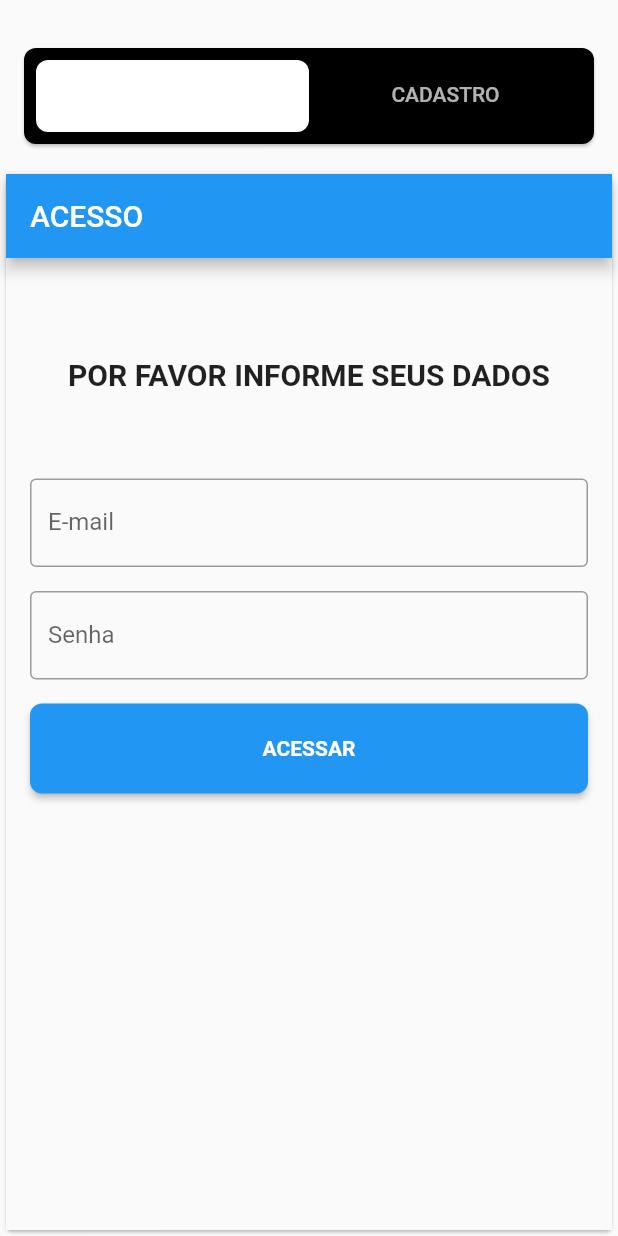
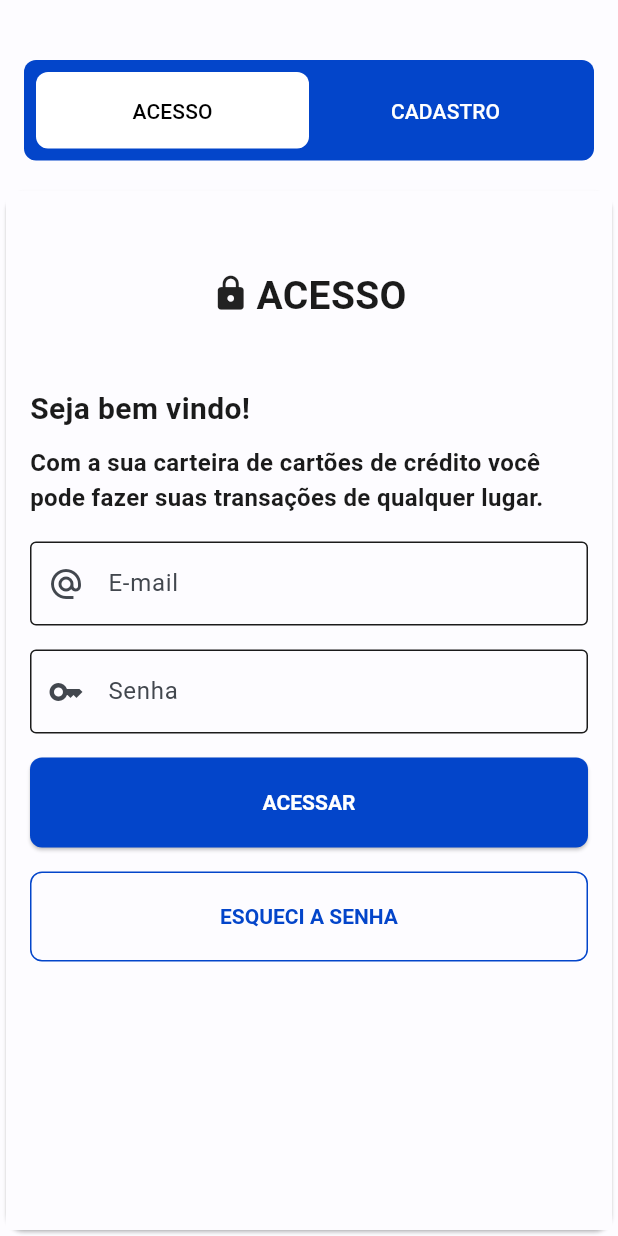
Before and after one commit to mborges18/flutter_bytebank, a Flutter app: the screen it shows after launch, on a phone screen of 412 x 824 dp. Run offline on Flutter 3.47's test engine with Material 3 defaults, Android fonts, the phone set to English and light mode, and no system bars; our stand-ins replace device_preview.

Commit message:
Sign Screen, Themes and configs

```diff
--- a/lib/application.dart
+++ b/lib/application.dart
@@ -1,6 +1,7 @@
 import 'package:flutter/material.dart';
+import 'package:flutter_bitybank/util/theme/theme_constants.dart';
 
-import 'auth/authenticator_screen.dart';
+import 'authenticator/authenticator_screen.dart';
 import 'package:device_preview/device_preview.dart';
 
 class Application extends StatelessWidget {
@@ -12,11 +13,9 @@ class Application extends StatelessWidget {
         debugShowCheckedModeBanner: false,
         locale: DevicePreview.locale(context),
         builder: DevicePreview.appBuilder,
-        theme: ThemeData(
-            useMaterial3: false,
-            colorScheme: ColorScheme.fromSwatch(primarySwatch: Colors.blue),
-            primaryColor: const Color(0xFF023B8F)),
-        darkTheme: ThemeData.dark(),
+        themeMode: ThemeMode.system,
+        theme: lightTheme,
+        darkTheme: darkTheme,
         home: const AuthenticatorScreen());
   }
 }
--- a/lib/auth/authenticator_screen.dart
+++ /dev/null
@@ -1,82 +0,0 @@
-import 'dart:core';
-import 'package:flutter/material.dart';
-import 'package:flutter_bitybank/auth/signin_screen.dart';
-import 'package:flutter_bitybank/auth/signup_screen.dart';
-
-class AuthenticatorScreen extends StatelessWidget {
-  const AuthenticatorScreen({super.key});
-
-  @override
-  Widget build(BuildContext context) {
-    return const DefaultTabController(
-        initialIndex: 0,
-        length: 2,
-        child: Scaffold(
-            body: NestedTabBar("ACESSO")
-        ));
-    // const SignInScreen(title: "Login");
-  }
-}
-
-class NestedTabBar extends StatefulWidget {
-  const NestedTabBar(this.titleTabs, {super.key});
-
-  final String titleTabs;
-
-  @override
-  State<NestedTabBar> createState() => _NestedTabBarState();
-}
-
-class _NestedTabBarState extends State<NestedTabBar> with TickerProviderStateMixin {
-  late final TabController _tabController;
-
-  @override
-  void initState() {
-    _tabController = TabController(length: 2, vsync: this);
-    super.initState();
-  }
-
-  @override
-  void dispose() {
-    _tabController.dispose();
-    super.dispose();
-  }
-
-  @override
-  Widget build(BuildContext context) {
-    return Column(
-      children: <Widget>[
-        Card(
-          color: Colors.black,
-            shape: const RoundedRectangleBorder(
-              borderRadius: BorderRadius.all(
-                Radius.circular(8.0),
-              ),
-            ),
-        margin: const EdgeInsets.only(left: 16.0, top: 32.0, right: 16.0, bottom: 16.0),
-        child: TabBar.secondary(
-          indicator: BoxDecoration(
-            borderRadius: BorderRadius.circular(8),
-            color: Colors.white
-          ),
-            controller: _tabController,
-            padding: const EdgeInsets.all(8.0),
-            tabs: const [
-              Tab(text: 'ACESSO'),
-              Tab(text: 'CADASTRO')]
-        )),
-        Expanded(child: TabBarView(
-          controller: _tabController,
-          children: const [
-             Card(
-              child: SignInScreen(title: "ACESSO"),
-            ),
-            Card(
-              child: SignUpScreen(title: "CADASTRO"),
-            ),
-          ],
-        ))
-      ],
-    );
-  }
-}
--- /dev/null
+++ b/lib/authenticator/authenticator_screen.dart
@@ -0,0 +1,92 @@
+import 'dart:core';
+import 'package:flutter/cupertino.dart';
+import 'package:flutter/material.dart';
+import 'package:flutter_bitybank/authenticator/signin_screen.dart';
+import 'package:flutter_bitybank/authenticator/signup_screen.dart';
+import '../util/string/strings.dart';
+
+class AuthenticatorScreen extends StatelessWidget {
+  const AuthenticatorScreen({super.key});
+
+  @override
+  Widget build(BuildContext context) {
+    return const DefaultTabController(
+        initialIndex: 0,
+        length: 2,
+        child: Scaffold(body: NestedTabBar(titleAccess)));
+  }
+}
+
+class NestedTabBar extends StatefulWidget {
+  const NestedTabBar(this.titleTabs, {super.key});
+
+  final String titleTabs;
+
+  @override
+  State<NestedTabBar> createState() => _NestedTabBarState();
+}
+
+class _NestedTabBarState extends State<NestedTabBar>
+    with TickerProviderStateMixin {
+  late final TabController _tabController;
+
+  @override
+  void initState() {
+    _tabController = TabController(length: 2, vsync: this);
+    super.initState();
+  }
+
+  @override
+  void dispose() {
+    _tabController.dispose();
+    super.dispose();
+  }
+
+  @override
+  Widget build(BuildContext context) {
+    return Column(
+      children: <Widget>[
+        Card(
+          elevation: 0,
+          color: Theme.of(context).colorScheme.primary,
+          shape: const RoundedRectangleBorder(
+            borderRadius: BorderRadius.all(
+              Radius.circular(8.0),
+            ),
+          ),
+          margin: const EdgeInsets.only(
+              left: 16.0, top: 40.0, right: 16.0, bottom: 16.0),
+          child: TabBar.secondary(
+            indicator: BoxDecoration(
+                borderRadius: BorderRadius.circular(8), color: Colors.white),
+            controller: _tabController,
+            padding: const EdgeInsets.all(8.0),
+            tabs: [
+              Padding(
+                  padding: const EdgeInsets.only(top: 3),
+                  child: Tab(text: titleAccess.toUpperCase())),
+              Padding(
+                  padding: const EdgeInsets.only(top: 3),
+                  child: Tab(text: titleRegister.toUpperCase()))
+            ],
+            dividerColor: Theme.of(context).colorScheme.primary,
+            unselectedLabelColor: Theme.of(context).colorScheme.onPrimary,
+            labelColor: Colors.black,
+          ),
+        ),
+        Expanded(
+            child: TabBarView(
+          controller: _tabController,
+          children: const [
+            Card(
+              child: SignInScreen(title: titleAccess),
+            ),
+            Card(
+              child: SignUpScreen(title: titleRegister),
+            ),
+          ],
+        ))
+      ],
+    );
+  }
+}
--- a/lib/auth/signin_screen.dart
+++ b/lib/authenticator/signin_screen.dart
@@ -1,10 +1,12 @@
 import 'dart:core';
+import 'package:flutter/cupertino.dart';
 import 'package:flutter/material.dart';
+import 'package:flutter_bitybank/components/buttons/button_outline.dart';
 import 'package:flutter_bitybank/home/home_screen.dart';
 import 'package:flutter_bitybank/util/validator/validator.dart';
-import '../components/buttons/button.dart';
-import '../components/inputs/input_text.dart';
+import '../components/buttons/button_filled.dart';
 import '../components/inputs/input_text_form.dart';
+import '../util/string/strings.dart';
 import '../util/util.dart';
 
 class SignInScreen extends StatefulWidget {
@@ -40,7 +42,6 @@ class _SignInScreenState extends State<SignInScreen> {
 
     final FormState? form = _formKey.currentState;
     if (form!.validate()) {
-
       if (_email!.isNotEmpty && _password!.isNotEmpty) {
         if (_email == _emailDb && _password == _passwordDb) {
           Navigator.push(
@@ -54,6 +55,10 @@ class _SignInScreenState extends State<SignInScreen> {
     } else {
       print('Form is invalid');
     }
+  }
+
+  void _forgotPassword() {
+    print('Forgot password');
   }
 
   String? handleErrorEmail() {
@@ -95,45 +100,66 @@ class _SignInScreenState extends State<SignInScreen> {
   @override
   Widget build(BuildContext context) {
     return Scaffold(
-      appBar: AppBar(
-        title: Text(widget.title),
-      ),
       body: SingleChildScrollView(
         child: Padding(
           padding: const EdgeInsets.all(16.0),
           child: Column(
+            crossAxisAlignment: CrossAxisAlignment.start,
+            children: <Widget>[
+              Padding(
+                  padding: const EdgeInsets.only(
+                      left: 0.0, top: 32.0, right: 0.0, bottom: 10.0),
+                  child: Row(
                       mainAxisAlignment: MainAxisAlignment.center,
-            children: <Widget>[
+                      children: [
+                        const Icon(Icons.lock, size: 26),
+                   Padding(
+                      padding: const EdgeInsets.only(top: 4.0, left: 4.0),
+                      child:Text(widget.title.toUpperCase(),
+                            style: const TextStyle(
+                                fontWeight: FontWeight.bold, fontSize: 26.0)))
+                      ])),
               const Padding(
-                padding: EdgeInsets.symmetric(vertical: 50.0, horizontal: 0.0),
+                padding: EdgeInsets.only(
+                    left: 0.0, top: 32.0, right: 0.0, bottom: 10.0),
+                child: Text(titleWellCome,
+                    style:
+                        TextStyle(fontWeight: FontWeight.bold, fontSize: 20.0)),
+              ),
+              const Padding(
+                  padding: EdgeInsets.only(
+                      left: 0.0, top: 0.0, right: 0.0, bottom: 10.0),
                   child: Text(
-                  "POR FAVOR INFORME SEUS DADOS",
-                  style: TextStyle(fontWeight: FontWeight.bold, fontSize: 20.0),
-                ),
-              ),
+                    descriptionWellCome,
+                    style:
+                        TextStyle(fontWeight: FontWeight.bold, fontSize: 16.0),
+                  )),
               Form(
                 key: _formKey,
                 child: Column(
-                  // mainAxisAlignment: MainAxisAlignment.center,
-                  crossAxisAlignment: CrossAxisAlignment.center,
                   children: <Widget>[
-                    InputTextForm('ex@@ex.com', 'E-mail', emailController,
+                    InputTextForm(placeHolderEmail, hintEmail, emailController,
+                        icon: const Icon(Icons.alternate_email),
                         validator: () {
                       return handleErrorEmail();
                     }, onTextChange: () {
                       _visibilityStateMsg(false);
                       _email = null;
                     }),
-                    InputTextForm('******', 'Senha', passwordController,
+                    InputTextForm(
+                        placeHolderPassword, hintPassword, passwordController,
+                        icon: const Icon(Icons.key),
                         validator: () {
                       return handleErrorPass();
                     }, onTextChange: () {
                       _visibilityStateMsg(false);
                       _password = null;
                     }),
-
-                    ButtonText('ACESSAR', functionClick: () {
+                    ButtonFilled(actionAccess.toUpperCase(), functionClick: () {
                       _login();
+                    }),
+                    ButtonOutline(actionForgotPassword.toUpperCase(), functionClick: () {
+                      _forgotPassword();
                     }),
                   ],
                 ),
--- a/lib/auth/signup_screen.dart
+++ b/lib/authenticator/signup_screen.dart
@@ -2,9 +2,10 @@ import 'dart:core';
 import 'package:flutter/material.dart';
 import 'package:flutter_bitybank/home/home_screen.dart';
 import 'package:flutter_bitybank/util/validator/validator.dart';
-import '../components/buttons/button.dart';
+import '../components/buttons/button_filled.dart';
 import '../components/inputs/input_text.dart';
 import '../components/inputs/input_text_form.dart';
+import '../util/string/strings.dart';
 import '../util/util.dart';
 
 class SignUpScreen extends StatefulWidget {
@@ -96,7 +97,10 @@ class _SignUpScreenState extends State<SignUpScreen> {
   Widget build(BuildContext context) {
     return Scaffold(
       appBar: AppBar(
-        title: Text(widget.title),
+        title: Text(
+            widget.title.toUpperCase(),
+            style: const TextStyle(fontWeight: FontWeight.bold, fontSize: 20.0,)
+        ),
       ),
       body: SingleChildScrollView(
         child: Padding(
@@ -132,7 +136,7 @@ class _SignUpScreenState extends State<SignUpScreen> {
                           _password = null;
                         }),
 
-                    ButtonText('ACESSAR', functionClick: () {
+                    ButtonFilled(actionAccess, functionClick: () {
                       _login();
                     }),
                   ],
--- a/lib/components/buttons/button.dart
+++ b/lib/components/buttons/button_filled.dart
@@ -1,11 +1,11 @@
 import 'package:flutter/material.dart';
 
-class ButtonText extends StatelessWidget{
+class ButtonFilled extends StatelessWidget{
 
   final String textButton;
   final Function() functionClick;
 
-  ButtonText(this.textButton, {required this.functionClick});
+  const ButtonFilled(this.textButton, {super.key, required this.functionClick});
 
   @override
   Widget build(BuildContext context) {
@@ -16,8 +16,12 @@ class ButtonText extends StatelessWidget{
         onPressed: () { functionClick(); },
         style: ElevatedButton.styleFrom(
             shape: RoundedRectangleBorder(
-              borderRadius: BorderRadius.circular(8), // <-- Radius
+              borderRadius: BorderRadius.circular(8),
             ),
+            backgroundColor: Theme.of(context).colorScheme.primary,
+            foregroundColor: Theme.of(context).colorScheme.onPrimary,
+            disabledBackgroundColor: Theme.of(context).colorScheme.surfaceVariant,
+            disabledForegroundColor: Theme.of(context).colorScheme.onSurfaceVariant,
             minimumSize: const Size.fromHeight(60),
             textStyle: const TextStyle(fontWeight: FontWeight.bold)),
         child: Text(textButton),
--- /dev/null
+++ b/lib/components/buttons/button_outline.dart
@@ -0,0 +1,31 @@
+import 'package:flutter/material.dart';
+
+class ButtonOutline extends StatelessWidget{
+
+  final String textButton;
+  final Function() functionClick;
+
+  const ButtonOutline(this.textButton, {super.key, required this.functionClick});
+
+  @override
+  Widget build(BuildContext context) {
+    return Padding(
+      padding:
+      const EdgeInsets.symmetric(vertical: 8.0, horizontal: 0.0),
+      child: OutlinedButton(
+        onPressed: () { functionClick(); },
+        style: OutlinedButton.styleFrom(
+            shape: RoundedRectangleBorder(
+              borderRadius: BorderRadius.circular(8),
+            ),
+            side: BorderSide(color: Theme.of(context).colorScheme.primary),
+            backgroundColor: Colors.transparent,
+            foregroundColor: Theme.of(context).colorScheme.primary,
+            disabledForegroundColor: Theme.of(context).colorScheme.surfaceVariant,
+            minimumSize: const Size.fromHeight(60),
+            textStyle: const TextStyle(fontWeight: FontWeight.bold)),
+        child: Text(textButton),
+      ),
+    );
+  }
+}
--- a/lib/components/inputs/input_text_form.dart
+++ b/lib/components/inputs/input_text_form.dart
@@ -5,11 +5,12 @@ import 'package:flutter/material.dart';
 class InputTextForm extends StatefulWidget {
   final String textHint;
   final String textLabel;
+  final Icon? icon;
   final TextEditingController _controller;
   final Function() validator;
   final Function() onTextChange;
 
-  const InputTextForm(this. textHint, this.textLabel, this._controller, {super.key, required this.validator, required this.onTextChange});
+  const InputTextForm(this.textHint, this.textLabel, this._controller, {super.key, this.icon, required this.validator, required this.onTextChange});
 
   @override
   InputTextFormCustom createState() {
@@ -33,6 +34,7 @@ class InputTextFormCustom extends State<InputTextForm> {
           border: const OutlineInputBorder(),
           hintText: widget.textHint,
           labelText: widget.textLabel,
+          prefixIcon: widget.icon
         ),
         onSaved: (value) {},
         validator: (value) {
--- /dev/null
+++ b/lib/util/string/strings.dart
@@ -0,0 +1,16 @@
+
+const titleAccess = "Acesso";
+const titleRegister = "Cadastro";
+const titleWellCome = "Seja bem vindo!";
+
+const descriptionWellCome = "Com a sua carteira de cartões de crédito você pode fazer suas transações de qualquer lugar.";
+
+const actionAccess = "Acessar";
+const actionRegister = "Cadastrar";
+const actionForgotPassword = "Esqueci a senha";
+
+const hintEmail = "E-mail";
+const hintPassword = "Senha";
+
+const placeHolderEmail = "nome@dominio.com";
+const placeHolderPassword = "A@123";
--- /dev/null
+++ b/lib/util/theme/theme_constants.dart
@@ -0,0 +1,40 @@
+import 'package:flutter/material.dart';
+
+ThemeData lightTheme = ThemeData(
+    useMaterial3: true,
+    colorScheme: const ColorScheme(
+        primary: Color(0xFF0345ca),
+        onPrimary: Color(0xFFFFFFFF),
+        secondary: Color(0xFF535f70),
+        onSecondary: Color(0xFFFFFFFF),
+        error: Color(0xFFba1b1b),
+        onError: Color(0xFFFFFFFF),
+        background: Color(0xFFfdfcff),
+        onBackground: Color(0xFF1b1b1b),
+        surface: Color(0xFFfdfcff),
+        onSurface: Color(0xFF1b1b1b),
+        surfaceVariant: Color(0xFFdfe2eb),
+        onSurfaceVariant: Color(0xFF42474e),
+        brightness: Brightness.light
+    )
+);
+
+ThemeData darkTheme =
+    ThemeData(
+        useMaterial3: true,
+        colorScheme: const ColorScheme(
+            primary: Color(0xFF3c4858),
+            onPrimary: Color(0xFFFFFFFF),
+            secondary: Color(0xFFbbc8db),
+            onSecondary: Color(0xFF1b1b1b),
+            error: Color(0xFFffb4a9),
+            onError: Color(0xFF680003),
+            background: Color(0xFF1b1b1b),
+            onBackground: Color(0xFFe2e2e6),
+            surface: Color(0xFF1b1b1b),
+            onSurface: Color(0xFFe2e2e6),
+            surfaceVariant: Color(0xff2d3034),
+            onSurfaceVariant: Color(0xff56595e),
+            brightness: Brightness.dark
+        )
+    );
```
Lines whose indentation alone changed are shown as unchanged.
